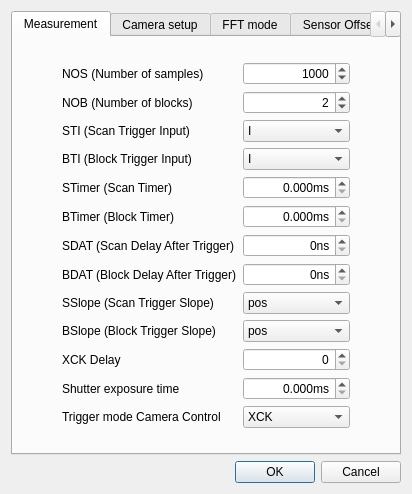
First picture: the form in lsc-gui/dialogsettings.ui, repository Entwicklungsburo-Stresing/EBST_CAM, before the edit.
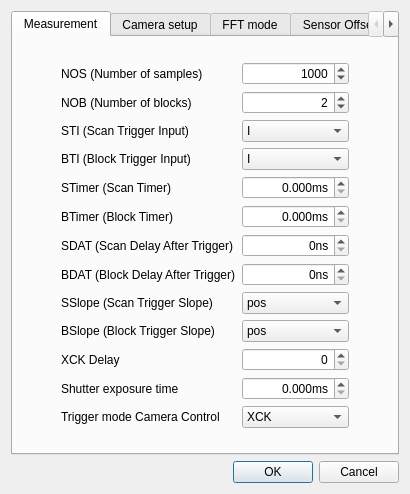
Second picture: the form after the edit.

Commit message: Add loading and saving of all settings in dialogsettings

Patch:
```diff
--- a/lsc-gui/dialogsettings.ui
+++ b/lsc-gui/dialogsettings.ui
@@ -2,6 +2,14 @@
 <ui version="4.0">
  <class>DialogSettings</class>
  <widget class="QDialog" name="DialogSettings">
+  <property name="geometry">
+   <rect>
+    <x>0</x>
+    <y>0</y>
+    <width>410</width>
+    <height>451</height>
+   </rect>
+  </property>
   <property name="windowTitle">
    <string>Settings</string>
   </property>
```
Left out of the diff: 10 changed lines with no effect on the pictures. The commit also changes 2 other files.
